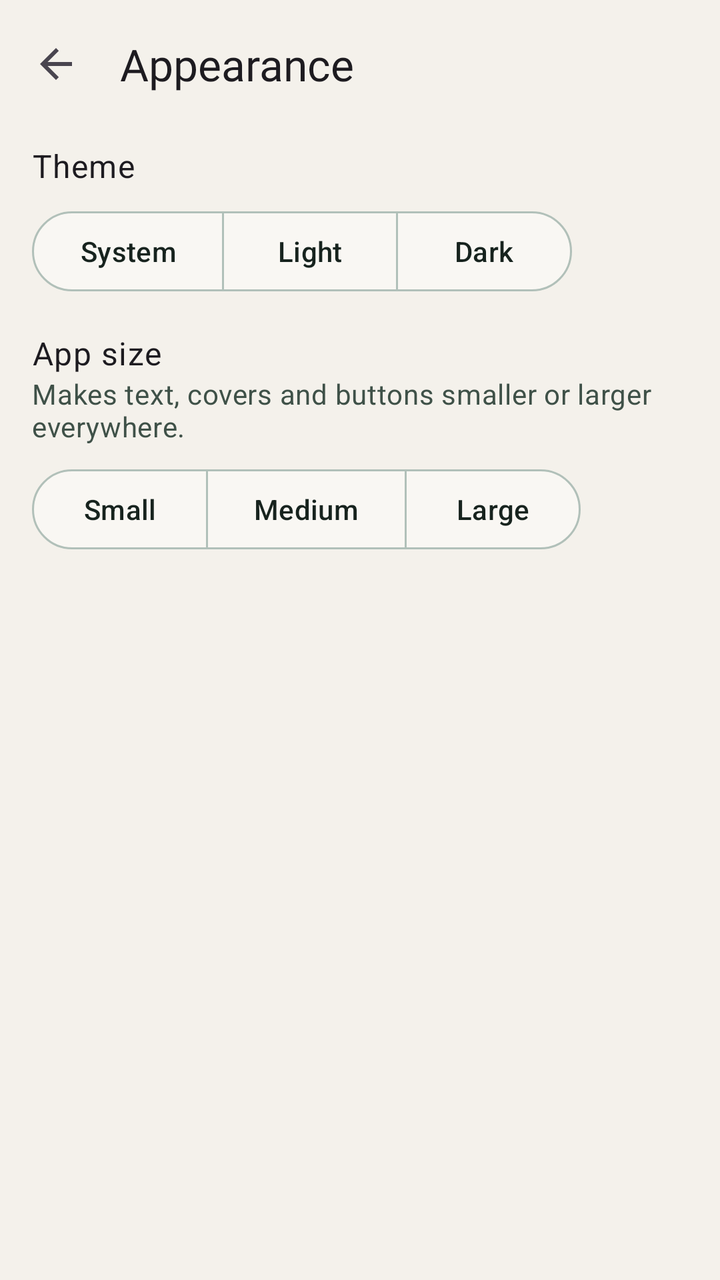
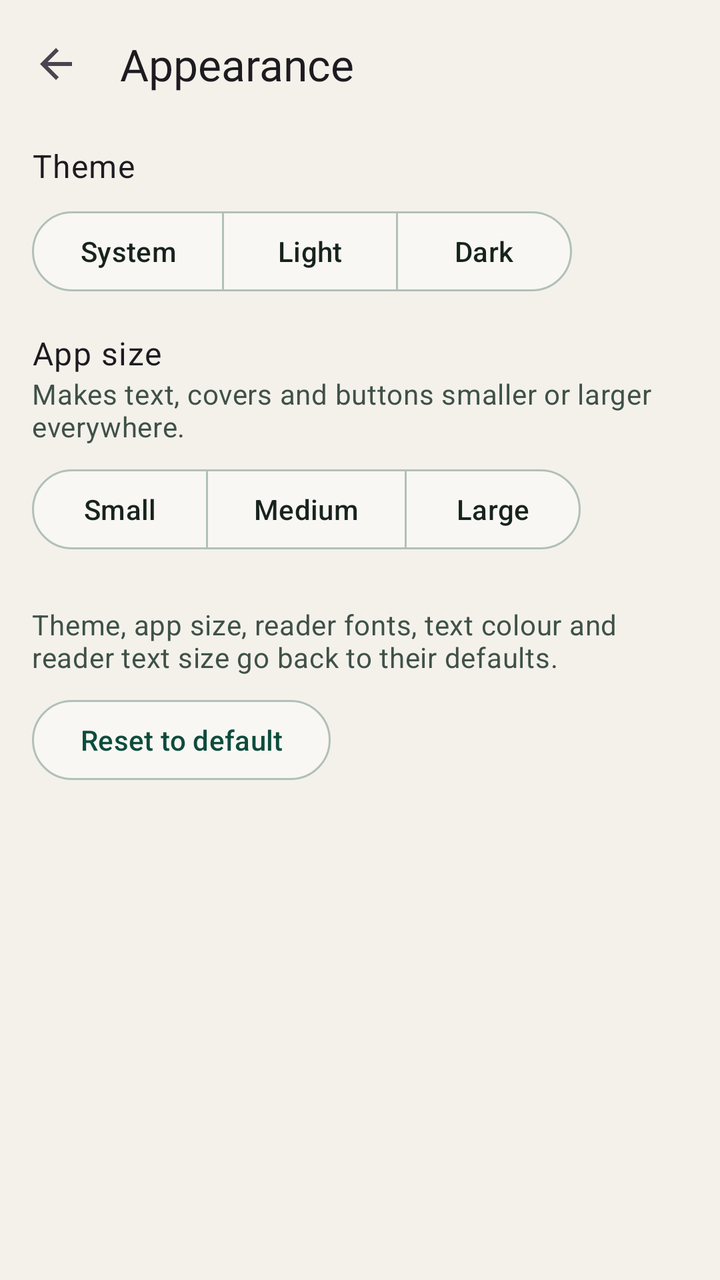

An Android layout rendered at two revisions. The XML below is the earlier revision; the diff shows what the commit changed to produce the second picture.
<!-- AndroidManifest.xml: application theme Theme.FreeLibrary -->
<!-- res/layout/fragment_settings_appearance.xml -->
<?xml version="1.0" encoding="utf-8"?>
<LinearLayout xmlns:android="http://schemas.android.com/apk/res/android"
    xmlns:app="http://schemas.android.com/apk/res-auto"
    android:id="@+id/pageRoot"
    android:layout_width="match_parent"
    android:layout_height="match_parent"
    android:orientation="vertical">

    <com.google.android.material.appbar.MaterialToolbar
        android:id="@+id/pageToolbar"
        android:layout_width="match_parent"
        android:layout_height="?attr/actionBarSize"
        app:navigationContentDescription="@string/back"
        app:navigationIcon="?attr/homeAsUpIndicator"
        app:title="@string/settings_appearance"
        app:titleTextAppearance="@style/TextAppearance.FreeLibrary.TitleLarge" />

    <androidx.core.widget.NestedScrollView
        android:layout_width="match_parent"
        android:layout_height="0dp"
        android:layout_weight="1"
        android:clipToPadding="false">

        <LinearLayout
            android:layout_width="match_parent"
            android:layout_height="wrap_content"
            android:orientation="vertical"
            android:paddingStart="@dimen/spacing_m"
            android:paddingTop="@dimen/spacing_s"
            android:paddingEnd="@dimen/spacing_m"
            android:paddingBottom="@dimen/spacing_m">

            <TextView
                android:layout_width="match_parent"
                android:layout_height="wrap_content"
                android:text="@string/settings_theme"
                android:textAppearance="?attr/textAppearanceBodyLarge" />

            <com.google.android.material.button.MaterialButtonToggleGroup
                android:id="@+id/themeGroup"
                android:layout_width="wrap_content"
                android:layout_height="wrap_content"
                android:layout_marginTop="@dimen/spacing_s"
                app:selectionRequired="true"
                app:singleSelection="true">

                <com.google.android.material.button.MaterialButton
                    android:id="@+id/themeSystem"
                    style="@style/Widget.FreeLibrary.Button.Glass"
                    android:layout_width="wrap_content"
                    android:layout_height="wrap_content"
                    android:text="@string/theme_system" />

                <com.google.android.material.button.MaterialButton
                    android:id="@+id/themeLight"
                    style="@style/Widget.FreeLibrary.Button.Glass"
                    android:layout_width="wrap_content"
                    android:layout_height="wrap_content"
                    android:text="@string/theme_light" />

                <com.google.android.material.button.MaterialButton
                    android:id="@+id/themeDark"
                    style="@style/Widget.FreeLibrary.Button.Glass"
                    android:layout_width="wrap_content"
                    android:layout_height="wrap_content"
                    android:text="@string/theme_dark" />

            </com.google.android.material.button.MaterialButtonToggleGroup>

            <TextView
                android:layout_width="match_parent"
                android:layout_height="wrap_content"
                android:layout_marginTop="@dimen/spacing_m"
                android:text="@string/settings_size"
                android:textAppearance="?attr/textAppearanceBodyLarge" />

            <TextView
                android:layout_width="match_parent"
                android:layout_height="wrap_content"
                android:text="@string/settings_size_summary"
                android:textAppearance="?attr/textAppearanceBodyMedium"
                android:textColor="?attr/colorOnSurfaceVariant" />

            <com.google.android.material.button.MaterialButtonToggleGroup
                android:id="@+id/sizeGroup"
                android:layout_width="wrap_content"
                android:layout_height="wrap_content"
                android:layout_marginTop="@dimen/spacing_s"
                app:selectionRequired="true"
                app:singleSelection="true">

                <com.google.android.material.button.MaterialButton
                    android:id="@+id/sizeSmall"
                    style="@style/Widget.FreeLibrary.Button.Glass"
                    android:layout_width="wrap_content"
                    android:layout_height="wrap_content"
                    android:text="@string/size_small" />

                <com.google.android.material.button.MaterialButton
                    android:id="@+id/sizeMedium"
                    style="@style/Widget.FreeLibrary.Button.Glass"
                    android:layout_width="wrap_content"
                    android:layout_height="wrap_content"
                    android:text="@string/size_medium" />

                <com.google.android.material.button.MaterialButton
                    android:id="@+id/sizeLarge"
                    style="@style/Widget.FreeLibrary.Button.Glass"
                    android:layout_width="wrap_content"
                    android:layout_height="wrap_content"
                    android:text="@string/size_large" />

            </com.google.android.material.button.MaterialButtonToggleGroup>

        </LinearLayout>
    </androidx.core.widget.NestedScrollView>

</LinearLayout>
<!-- resources referenced by this layout -->
<resources>
  <dimen name="spacing_m">16dp</dimen>
  <dimen name="spacing_s">8dp</dimen>
  <string name="back">Back</string>
  <string name="settings_appearance">Appearance</string>
  <string name="settings_size">App size</string>
  <string name="settings_size_summary">Makes text, covers and buttons smaller or larger everywhere.</string>
  <string name="settings_theme">Theme</string>
  <string name="size_large">Large</string>
  <string name="size_medium">Medium</string>
  <string name="size_small">Small</string>
  <string name="theme_dark">Dark</string>
  <string name="theme_light">Light</string>
  <string name="theme_system">System</string>
  <style name="TextAppearance.FreeLibrary.TitleLarge" parent="TextAppearance.Material3.TitleLarge">
          <item name="fontFamily">@font/literata_medium</item>
          <item name="android:fontFamily">@font/literata_medium</item>
      </style>
  <style name="Widget.FreeLibrary.Button.Glass" parent="Widget.Material3.Button.OutlinedButton">
          <item name="backgroundTint">@color/glass_button_fill_selector</item>
          <item name="strokeColor">@color/glass_border</item>
          <item name="strokeWidth">1dp</item>
      </style>
  <color name="glass_border">#592D5A4A</color>
  <color name="md_primary">#0D4C3C</color>
  <color name="md_on_primary">#F4F1EB</color>
  <color name="md_primary_container">#BFD7A6</color>
  <color name="md_on_primary_container">#0A3A2E</color>
  <color name="md_primary_inverse">#A9CC8A</color>
  <color name="md_secondary">#2D5A4A</color>
  <color name="md_on_secondary">#F4F1EB</color>
  <color name="md_secondary_container">#7AA05A</color>
  <color name="md_on_secondary_container">#17231E</color>
  <color name="md_background">#F4F1EB</color>
  <color name="md_on_background">#17231E</color>
  <color name="md_surface">#F4F1EB</color>
  <color name="md_on_surface">#17231E</color>
  <color name="md_surface_variant">#D8E3CB</color>
  <color name="md_on_surface_variant">#3F5148</color>
  <color name="md_surface_inverse">#17231E</color>
  <color name="md_on_surface_inverse">#F4F1EB</color>
  <color name="md_surface_container_lowest">#F8F8F0</color>
  <color name="md_surface_container_low">#E9EEDF</color>
  <color name="md_surface_container">#DFE8D3</color>
  <color name="md_surface_container_high">#D5E2C7</color>
  <color name="md_surface_container_highest">#CADBBB</color>
  <color name="md_error">#BA1A1A</color>
  <color name="md_on_error">#FFFFFF</color>
  <color name="md_error_container">#FFDAD6</color>
  <color name="md_on_error_container">#410002</color>
  <color name="md_outline">#55665D</color>
  <color name="md_outline_variant">#B5C4A5</color>
  <style name="Widget.FreeLibrary.Toolbar" parent="Widget.Material3.Toolbar">
          <item name="android:background">@android:color/transparent</item>
      </style>
  <style name="TextAppearance.FreeLibrary.HeadlineLarge" parent="TextAppearance.Material3.HeadlineLarge">
          <item name="fontFamily">@font/literata_semibold</item>
          <item name="android:fontFamily">@font/literata_semibold</item>
      </style>
  <style name="TextAppearance.FreeLibrary.HeadlineMedium" parent="TextAppearance.Material3.HeadlineMedium">
          <item name="fontFamily">@font/literata_semibold</item>
          <item name="android:fontFamily">@font/literata_semibold</item>
      </style>
  <style name="TextAppearance.FreeLibrary.HeadlineSmall" parent="TextAppearance.Material3.HeadlineSmall">
          <item name="fontFamily">@font/literata_semibold</item>
          <item name="android:fontFamily">@font/literata_semibold</item>
      </style>
  <!-- unchanged entries left out for length: 1 -->
</resources>

<!-- the commit's change to res/layout/fragment_settings_appearance.xml (unified diff, before → after) -->
@@ -112,6 +112,21 @@
 
             </com.google.android.material.button.MaterialButtonToggleGroup>
 
+            <TextView
+                android:layout_width="match_parent"
+                android:layout_height="wrap_content"
+                android:layout_marginTop="@dimen/spacing_l"
+                android:text="@string/settings_reset_summary"
+                android:textAppearance="?attr/textAppearanceBodyMedium"
+                android:textColor="?attr/colorOnSurfaceVariant" />
+
+            <com.google.android.material.button.MaterialButton
+                android:id="@+id/resetAppearanceButton"
+                style="@style/Widget.FreeLibrary.Button.Glass"
+                android:layout_width="wrap_content"
+                android:layout_height="wrap_content"
+                android:layout_marginTop="@dimen/spacing_s"
+                android:text="@string/settings_reset" />
         </LinearLayout>
     </androidx.core.widget.NestedScrollView>
 
<!-- resource entries referenced after the edit -->
@@ -1,9 +1,12 @@
 <!-- resources referenced by this layout -->
 <resources>
+  <dimen name="spacing_l">24dp</dimen>
   <dimen name="spacing_m">16dp</dimen>
   <dimen name="spacing_s">8dp</dimen>
   <string name="back">Back</string>
   <string name="settings_appearance">Appearance</string>
+  <string name="settings_reset">Reset to default</string>
+  <string name="settings_reset_summary">Theme, app size, reader fonts, text colour and reader text size go back to their defaults.</string>
   <string name="settings_size">App size</string>
   <string name="settings_size_summary">Makes text, covers and buttons smaller or larger everywhere.</string>
   <string name="settings_theme">Theme</string>
